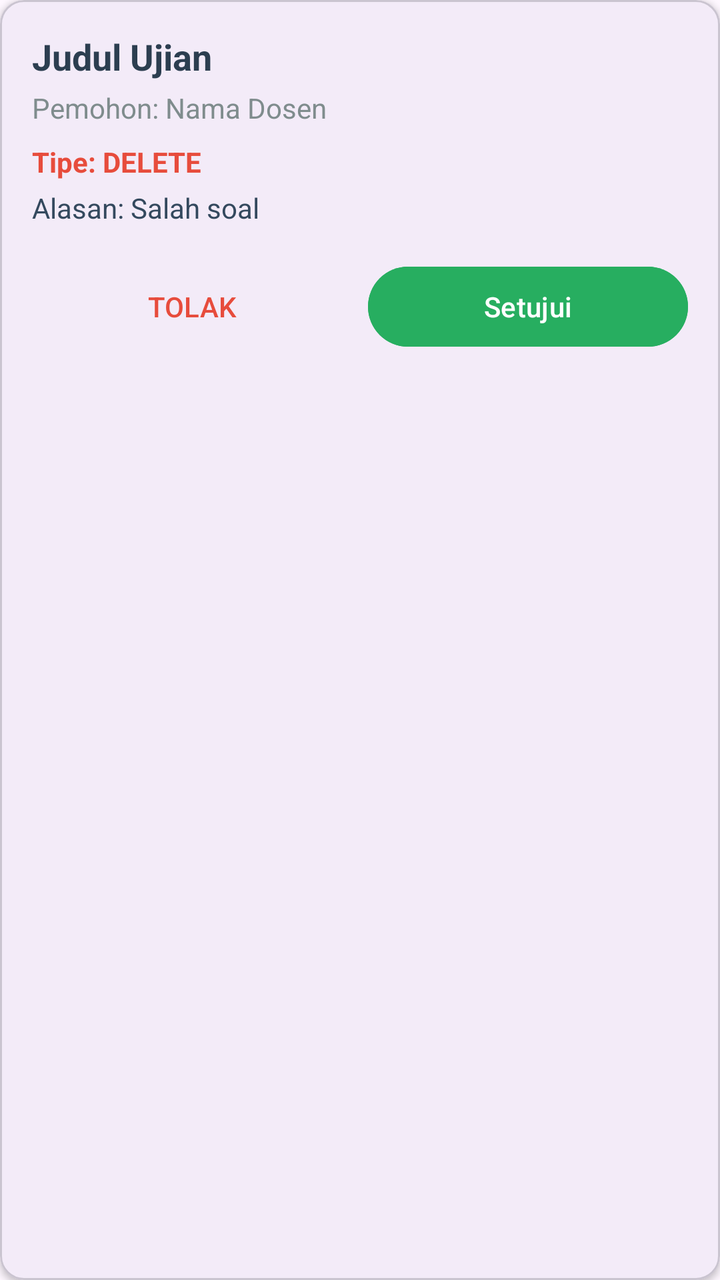
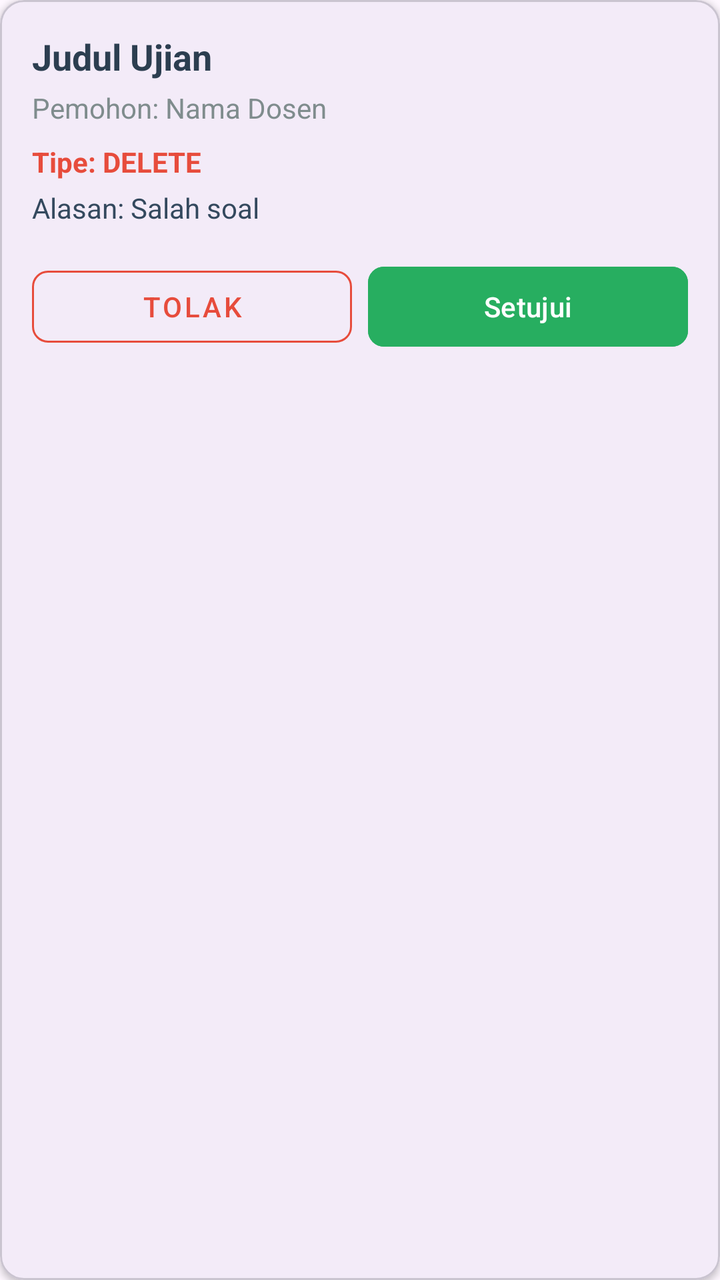

Screens rendered from an Android XML layout before and after an edit, with the pre-edit source and the edit as a unified diff.
<!-- AndroidManifest.xml: application theme Theme.IFUnjaniExam -->
<!-- res/layout/item_approval_request.xml -->
<?xml version="1.0" encoding="utf-8"?>
<com.google.android.material.card.MaterialCardView xmlns:android="http://schemas.android.com/apk/res/android"
    xmlns:app="http://schemas.android.com/apk/res-auto"
    android:layout_width="match_parent"
    android:layout_height="wrap_content"
    android:layout_margin="8dp"
    app:cardCornerRadius="12dp"
    app:cardElevation="2dp">

    <LinearLayout
        android:layout_width="match_parent"
        android:layout_height="wrap_content"
        android:orientation="vertical"
        android:padding="16dp">

        <TextView
            android:id="@+id/tvExamTitle"
            android:layout_width="wrap_content"
            android:layout_height="wrap_content"
            android:text="Judul Ujian"
            android:textSize="18sp"
            android:textStyle="bold"
            android:textColor="#2c3e50" />

        <TextView
            android:id="@+id/tvDosenName"
            android:layout_width="wrap_content"
            android:layout_height="wrap_content"
            android:text="Pemohon: Nama Dosen"
            android:textSize="14sp"
            android:textColor="#7f8c8d"
            android:layout_marginTop="4dp" />

        <TextView
            android:id="@+id/tvRequestType"
            android:layout_width="wrap_content"
            android:layout_height="wrap_content"
            android:text="Tipe: DELETE"
            android:textSize="14sp"
            android:textColor="#e74c3c"
            android:textStyle="bold"
            android:layout_marginTop="8dp" />

        <TextView
            android:id="@+id/tvReason"
            android:layout_width="wrap_content"
            android:layout_height="wrap_content"
            android:text="Alasan: Salah soal"
            android:textSize="14sp"
            android:textColor="#34495e"
            android:layout_marginTop="4dp" />

        <LinearLayout
            android:layout_width="match_parent"
            android:layout_height="wrap_content"
            android:orientation="horizontal"
            android:layout_marginTop="16dp"
            android:weightSum="2">

            <Button
                android:id="@+id/btnReject"
                android:layout_width="0dp"
                android:layout_height="wrap_content"
                android:layout_weight="1"
                android:text="Tolak"
                android:textColor="#e74c3c"
                android:layout_marginEnd="4dp"
                style="?android:attr/borderlessButtonStyle" />

            <Button
                android:id="@+id/btnApprove"
                android:layout_width="0dp"
                android:layout_height="wrap_content"
                android:layout_weight="1"
                android:text="Setujui"
                android:backgroundTint="#27ae60"
                android:layout_marginStart="4dp" />
        </LinearLayout>

    </LinearLayout>
</com.google.android.material.card.MaterialCardView>
<!-- resources referenced by this layout -->
<resources>
  <style name="Theme.IFUnjaniExam" parent="Base.Theme.IFUnjaniExam" />
  <style name="Base.Theme.IFUnjaniExam" parent="Theme.Material3.DayNight.NoActionBar">
          
          
      </style>
</resources>

<!-- the commit's change to res/layout/item_approval_request.xml (unified diff, before → after) -->
@@ -57,7 +57,7 @@
             android:layout_marginTop="16dp"
             android:weightSum="2">
 
-            <Button
+            <com.google.android.material.button.MaterialButton
                 android:id="@+id/btnReject"
                 android:layout_width="0dp"
                 android:layout_height="wrap_content"
@@ -65,15 +65,19 @@
                 android:text="Tolak"
                 android:textColor="#e74c3c"
                 android:layout_marginEnd="4dp"
-                style="?android:attr/borderlessButtonStyle" />
+                app:strokeColor="#e74c3c"
+                app:strokeWidth="1dp"
+                style="@style/Widget.MaterialComponents.Button.OutlinedButton"
+                app:cornerRadius="8dp" />
 
-            <Button
+            <com.google.android.material.button.MaterialButton
                 android:id="@+id/btnApprove"
                 android:layout_width="0dp"
                 android:layout_height="wrap_content"
                 android:layout_weight="1"
                 android:text="Setujui"
                 android:backgroundTint="#27ae60"
+                app:cornerRadius="8dp"
                 android:layout_marginStart="4dp" />
         </LinearLayout>
 
